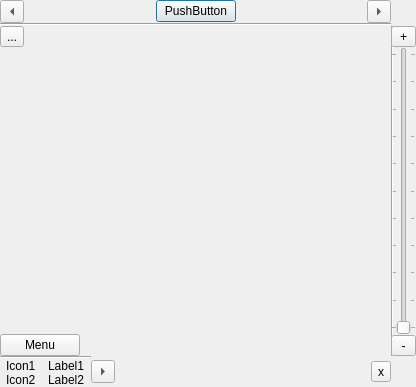
Old version of the form client/mapview.ui in the repository shentok/MoNav.
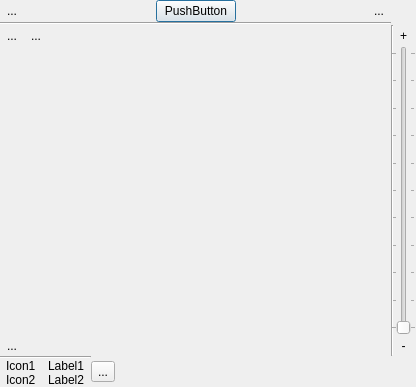
New version of the form. Icons and pictures are not drawn. Custom widgets are drawn as their Qt base class.

The edit to the form file:
```diff
--- a/client/mapview.ui
+++ b/client/mapview.ui
@@ -51,14 +51,12 @@
           <property name="text">
            <string>...</string>
           </property>
-          <property name="iconSize">
-           <size>
-            <width>16</width>
-            <height>16</height>
-           </size>
+          <property name="icon">
+           <iconset resource="images.qrc">
+            <normaloff>:/images/oxygen/go-previous.png</normaloff>:/images/oxygen/go-previous.png</iconset>
           </property>
-          <property name="arrowType">
-           <enum>Qt::LeftArrow</enum>
+          <property name="autoRaise">
+           <bool>true</bool>
           </property>
          </widget>
         </item>
@@ -100,14 +98,12 @@
           <property name="text">
            <string>...</string>
           </property>
-          <property name="iconSize">
-           <size>
-            <width>16</width>
-            <height>16</height>
-           </size>
+          <property name="icon">
+           <iconset resource="images.qrc">
+            <normaloff>:/images/oxygen/go-next.png</normaloff>:/images/oxygen/go-next.png</iconset>
           </property>
-          <property name="arrowType">
-           <enum>Qt::RightArrow</enum>
+          <property name="autoRaise">
+           <bool>true</bool>
           </property>
          </widget>
         </item>
@@ -123,59 +119,6 @@
      </layout>
     </widget>
    </item>
-   <item row="1" column="1">
-    <widget class="PaintWidget" name="paintArea" native="true">
-     <layout class="QVBoxLayout" name="verticalLayout_4">
-      <property name="margin">
-       <number>0</number>
-      </property>
-      <item>
-       <widget class="QToolButton" name="modeButton">
-        <property name="text">
-         <string>...</string>
-        </property>
-       </widget>
-      </item>
-      <item>
-       <spacer name="verticalSpacer">
-        <property name="orientation">
-         <enum>Qt::Vertical</enum>
-        </property>
-        <property name="sizeHint" stdset="0">
-         <size>
-          <width>20</width>
-          <height>270</height>
-         </size>
-        </property>
-       </spacer>
-      </item>
-      <item>
-       <layout class="QHBoxLayout" name="horizontalLayout_3">
-        <item>
-         <widget class="QPushButton" name="menuButton">
-          <property name="text">
-           <string>Menu</string>
-          </property>
-         </widget>
-        </item>
-        <item>
-         <spacer name="horizontalSpacer_3">
-          <property name="orientation">
-           <enum>Qt::Horizontal</enum>
-          </property>
-          <property name="sizeHint" stdset="0">
-           <size>
-            <width>40</width>
-            <height>20</height>
-           </size>
-          </property>
-         </spacer>
-        </item>
-       </layout>
-      </item>
-     </layout>
-    </widget>
-   </item>
    <item row="1" column="2">
     <widget class="Line" name="line_3">
      <property name="orientation">
@@ -199,6 +142,13 @@
        <property name="text">
         <string>+</string>
        </property>
+       <property name="icon">
+        <iconset resource="images.qrc">
+         <normaloff>:/images/oxygen/zoom-in.png</normaloff>:/images/oxygen/zoom-in.png</iconset>
+       </property>
+       <property name="autoRaise">
+        <bool>true</bool>
+       </property>
       </widget>
      </item>
      <item>
@@ -234,13 +184,20 @@
        <property name="text">
         <string>-</string>
        </property>
+       <property name="icon">
+        <iconset resource="images.qrc">
+         <normaloff>:/images/oxygen/zoom-out.png</normaloff>:/images/oxygen/zoom-out.png</iconset>
+       </property>
+       <property name="autoRaise">
+        <bool>true</bool>
+       </property>
       </widget>
      </item>
     </layout>
    </item>
    <item row="2" column="1">
     <widget class="QWidget" name="infoWidget" native="true">
-     <layout class="QHBoxLayout" name="horizontalLayout_2" stretch="0,0,1,0">
+     <layout class="QHBoxLayout" name="horizontalLayout_2" stretch="0,0,1">
       <property name="spacing">
        <number>0</number>
       </property>
@@ -344,9 +301,6 @@
         <property name="text">
          <string>...</string>
         </property>
-        <property name="arrowType">
-         <enum>Qt::RightArrow</enum>
-        </property>
        </widget>
       </item>
       <item>
@@ -362,12 +316,106 @@
         </property>
        </spacer>
       </item>
+     </layout>
+    </widget>
+   </item>
+   <item row="1" column="1">
+    <widget class="PaintWidget" name="paintArea" native="true">
+     <layout class="QVBoxLayout" name="verticalLayout">
+      <property name="spacing">
+       <number>0</number>
+      </property>
+      <property name="margin">
+       <number>0</number>
+      </property>
       <item>
-       <widget class="QToolButton" name="toolButton">
-        <property name="text">
-         <string>x</string>
+       <layout class="QHBoxLayout" name="horizontalLayout_4">
+        <item>
+         <widget class="QToolButton" name="modeButton">
+          <property name="text">
+           <string>...</string>
+          </property>
+          <property name="icon">
+           <iconset resource="images.qrc">
+            <normaloff>:/images/target.png</normaloff>:/images/target.png</iconset>
+          </property>
+          <property name="autoRaise">
+           <bool>true</bool>
+          </property>
+         </widget>
+        </item>
+        <item>
+         <widget class="QToolButton" name="lockButton">
+          <property name="text">
+           <string>...</string>
+          </property>
+          <property name="icon">
+           <iconset resource="images.qrc">
+            <normaloff>:/images/oxygen/emblem-unlocked.png</normaloff>:/images/oxygen/emblem-unlocked.png</iconset>
+          </property>
+          <property name="autoRaise">
+           <bool>true</bool>
+          </property>
+         </widget>
+        </item>
+        <item>
+         <spacer name="horizontalSpacer_4">
+          <property name="orientation">
+           <enum>Qt::Horizontal</enum>
+          </property>
+          <property name="sizeHint" stdset="0">
+           <size>
+            <width>40</width>
+            <height>20</height>
+           </size>
+          </property>
+         </spacer>
+        </item>
+       </layout>
+      </item>
+      <item>
+       <spacer name="verticalSpacer">
+        <property name="orientation">
+         <enum>Qt::Vertical</enum>
         </property>
-       </widget>
+        <property name="sizeHint" stdset="0">
+         <size>
+          <width>20</width>
+          <height>270</height>
+         </size>
+        </property>
+       </spacer>
+      </item>
+      <item>
+       <layout class="QHBoxLayout" name="horizontalLayout_3">
+        <item>
+         <widget class="QToolButton" name="menuButton">
+          <property name="text">
+           <string>...</string>
+          </property>
+          <property name="icon">
+           <iconset resource="images.qrc">
+            <normaloff>:/images/oxygen/start-here.png</normaloff>:/images/oxygen/start-here.png</iconset>
+          </property>
+          <property name="autoRaise">
+           <bool>true</bool>
+          </property>
+         </widget>
+        </item>
+        <item>
+         <spacer name="horizontalSpacer_3">
+          <property name="orientation">
+           <enum>Qt::Horizontal</enum>
+          </property>
+          <property name="sizeHint" stdset="0">
+           <size>
+            <width>40</width>
+            <height>20</height>
+           </size>
+          </property>
+         </spacer>
+        </item>
+       </layout>
       </item>
      </layout>
     </widget>
```
Left out of the diff: 20 changed lines with no effect on the pictures.
